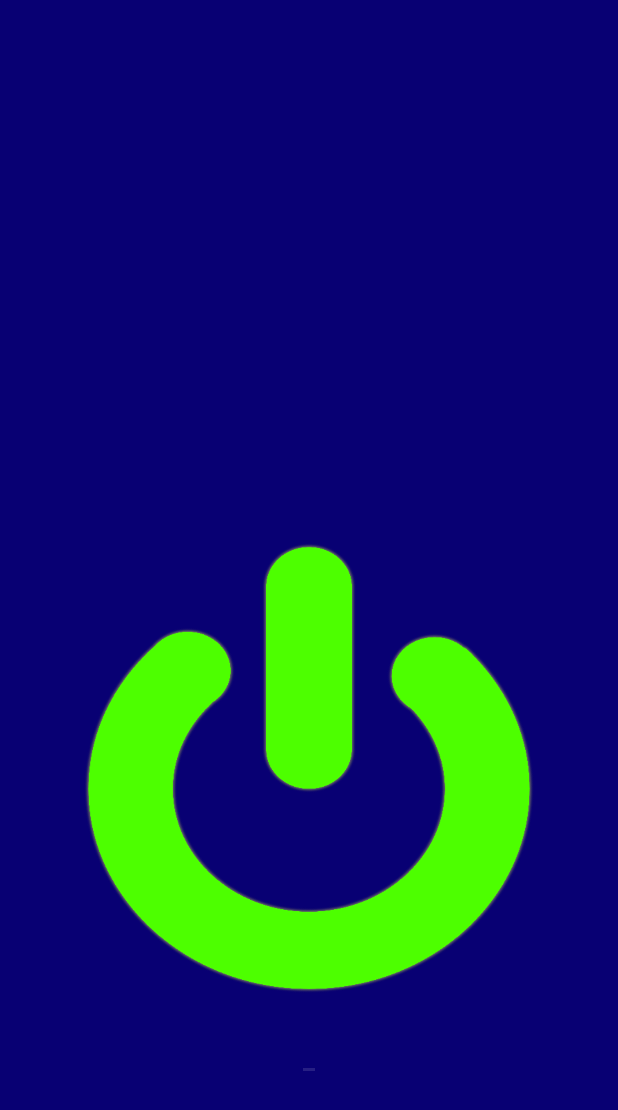
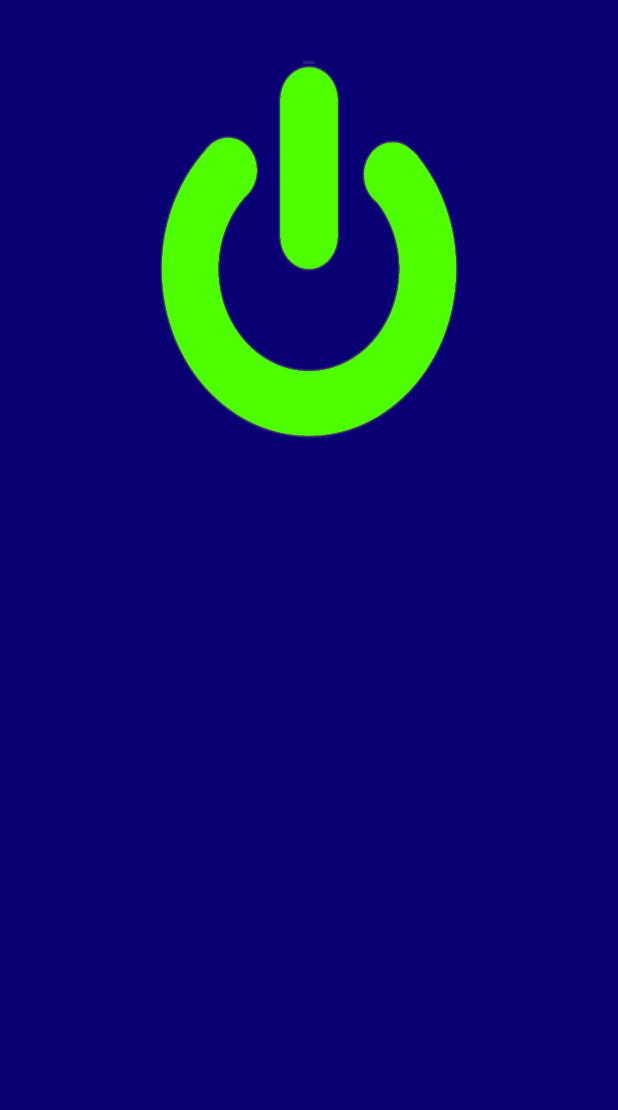
Before and after one commit to louiswatson/backup, an Android app: the layout activity_main.xml on its own in the app's theme, with its tools: preview values and no code run, on a phone screen of 412 x 824 dp. Shown: the top 1110 px of the screen. Run offline under Robolectric (Android 15) with nearby library versions, the phone set to English and light mode, and no system bars.

Commit message:
additions
additions added, some code removed

```diff
--- a/app/src/main/java/louiswatson/androidautofinal/BootBroadcastReceiver.java
+++ b/app/src/main/java/louiswatson/androidautofinal/BootBroadcastReceiver.java
@@ -12,7 +12,6 @@ public class BootBroadcastReceiver extends BroadcastReceiver {
 
     @Override
     public void onReceive(Context context, Intent intent) {
-        Log.d(TAG, "onReceive");
         SharedPreferences preferences = PreferenceManager.getDefaultSharedPreferences(context);
         boolean servicestart = preferences.getBoolean("pref_key_servicestart_preference", false);
         Log.d(TAG, "servicestart preference is: " + servicestart);
--- a/app/src/main/res/layout/activity_main.xml
+++ b/app/src/main/res/layout/activity_main.xml
@@ -13,6 +13,22 @@
 
     <!--Textbox that lets the user know what service the service is on-->
     <!--Service will change once the button has been clicked, service will be on and off-->
+
+    <!--Formatting for the Help button, takes them to the help activity-->
+
+    <!--This is the button which turns the messaging service on and off-->
+
+
+    <Button
+        android:layout_width="200dp"
+        android:layout_height="250dp"
+        android:id="@+id/button"
+        android:background="@drawable/start_button"
+        android:layout_marginBottom="22dp"
+        android:layout_below="@+id/serviceStatus"
+
+        android:layout_centerHorizontal="true" />
+
     <TextView
         android:layout_width="wrap_content"
         android:layout_height="wrap_content"
@@ -21,22 +37,12 @@
         android:textSize="20dp"
         android:textColor="#ffffff"
         android:id="@+id/serviceStatus"
-        android:layout_alignParentBottom="true"
+        style="?android:listSeparatorTextViewStyle"
+        android:textAlignment="center"
+        android:layout_alignParentTop="true"
         android:layout_centerHorizontal="true"
-        android:layout_marginBottom="110dp"
-        style="?android:listSeparatorTextViewStyle"
-        android:textAlignment="center"/>
+        android:paddingTop="15dp" />
 
-    <!--Formatting for the Help button, takes them to the help activity-->
 
-    <!--This is the button which turns the messaging service on and off-->
-    <Button
-        android:layout_width="300dp"
-        android:layout_height="300dp"
-        android:id="@+id/button"
-        android:background="@drawable/start_button"
-        android:layout_above="@+id/serviceStatus"
-        android:layout_marginBottom="20dp"
-        android:layout_centerHorizontal="true" />
 
 </RelativeLayout>
```
Also changed, not shown: app/src/main/java/louiswatson/androidautofinal/MainActivity.java (+7 -6 lines), app/src/main/java/louiswatson/androidautofinal/MainService.java (+0 -10 lines), app/src/main/res/layout/activity_help.xml (deleted, +0 -111 lines).
